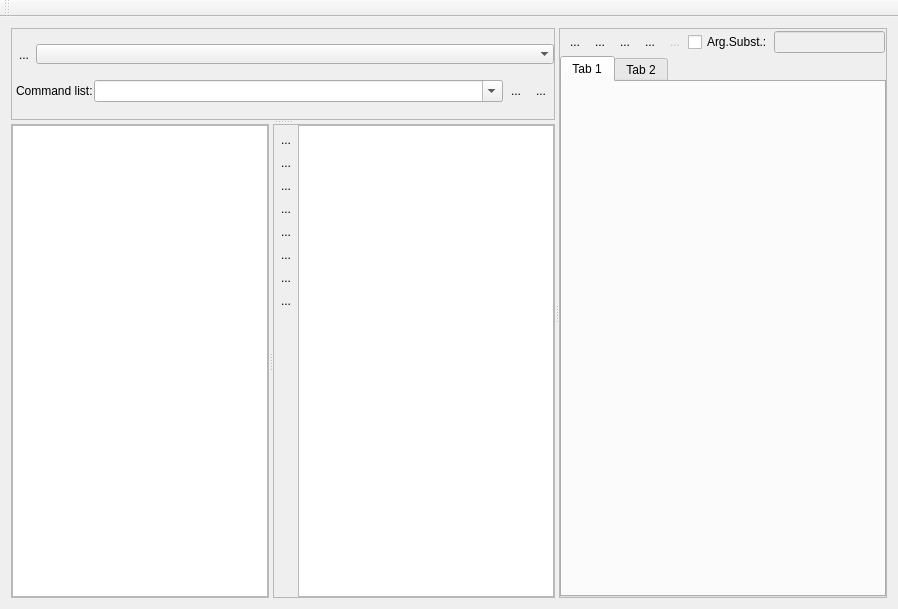
Before: the Qt Designer form nutshellqt.ui in vjetten/NutShell, drawn with Qt 5.
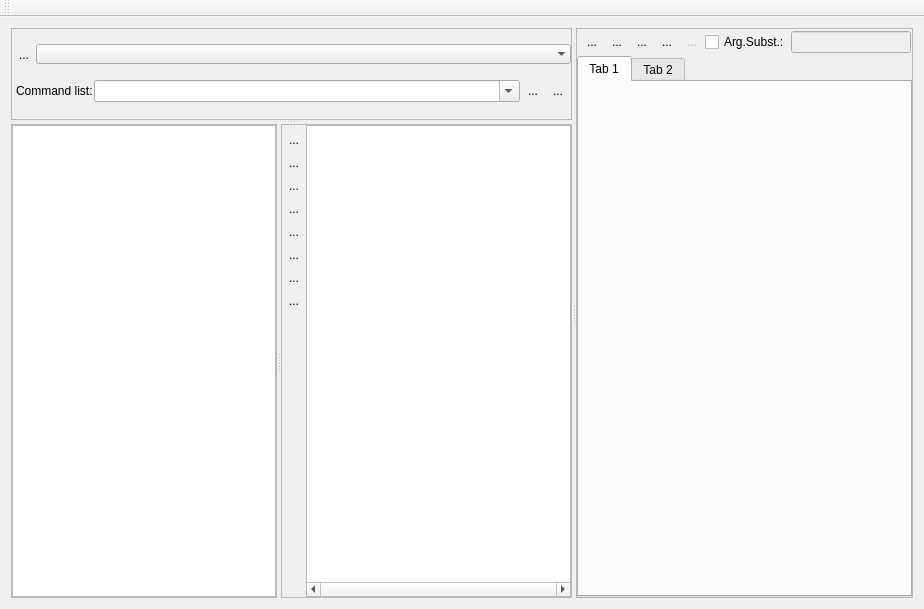
After: the same form once the commit is applied. Icons and pictures are not drawn.

Diff of the .ui file:
```diff
--- a/nutshellqt.ui
+++ b/nutshellqt.ui
@@ -6,7 +6,7 @@
    <rect>
     <x>0</x>
     <y>0</y>
-    <width>898</width>
+    <width>924</width>
     <height>609</height>
    </rect>
   </property>
@@ -534,6 +534,9 @@
               <property name="toolTip">
                <string>Show model scripts</string>
               </property>
+              <property name="horizontalScrollBarPolicy">
+               <enum>Qt::ScrollBarAlwaysOn</enum>
+              </property>
               <property name="editTriggers">
                <set>QAbstractItemView::EditKeyPressed</set>
               </property>
```
